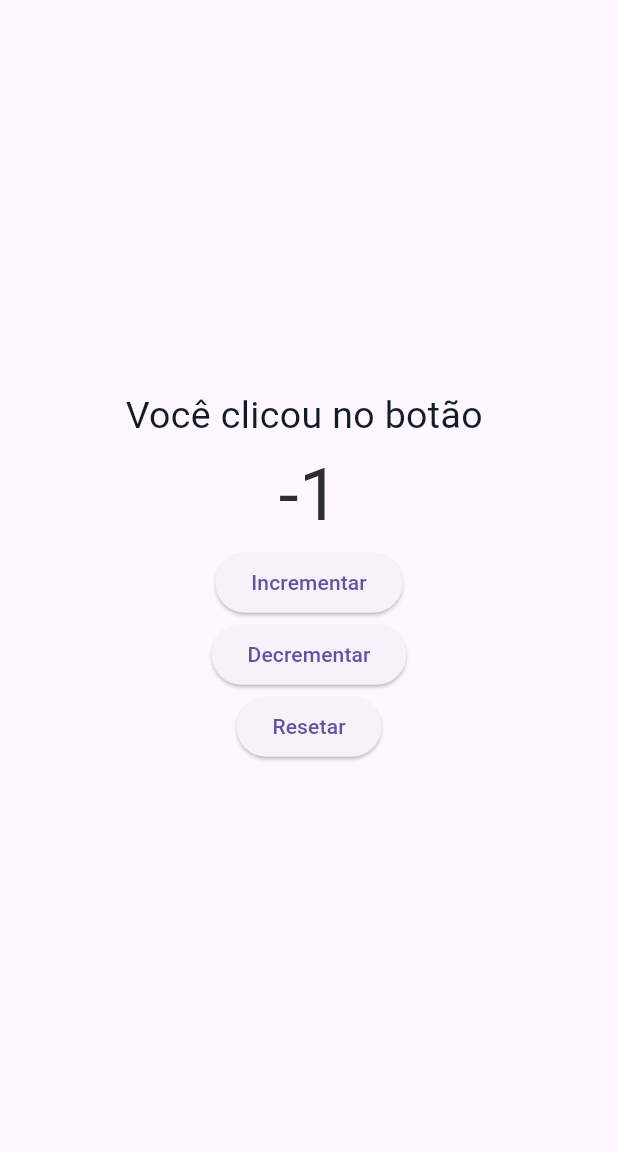
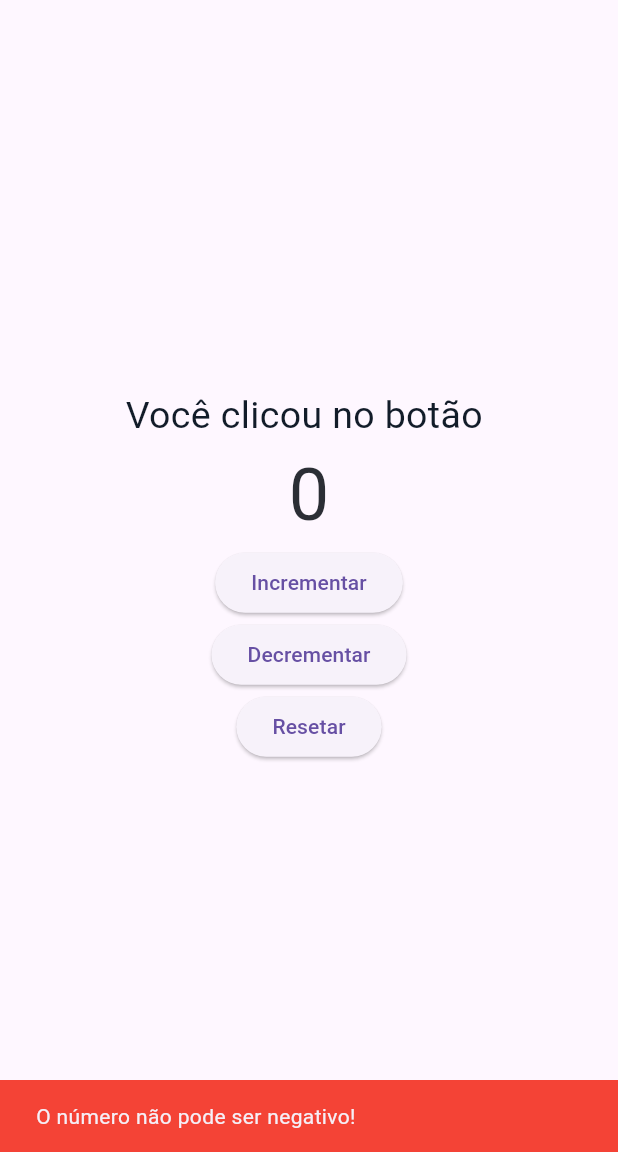
Before and after one commit to McLo1/Counter, a Flutter app: the screen it shows after launch, after a tap on "Decrementar", on a phone screen of 412 x 824 dp, the part 84-1236 px from its top. Run offline on Flutter 3.47's test engine with Material 3 defaults, Android fonts, the phone set to English and light mode, and no system bars.

Commit message:
Feature erro, número negativo

```diff
--- a/lib/main.dart
+++ b/lib/main.dart
@@ -30,17 +30,29 @@ class _ContadorStatePage extends State<ContadorPage> {
     });
   }
 
-  void decrementar() {
-    setState(() {
-      contador--;
-    });
-  }
+  // void decrementar() {}
 
   void reset() {
     setState(() {
       contador = 0;
     });
   }
+
+  void decrementar(BuildContext context) {
+    if (contador <= 0) {
+      ScaffoldMessenger.of(context).showSnackBar(
+        SnackBar(
+          content: Text('O número não pode ser negativo!'),
+          backgroundColor: Colors.red,
+        ),
+      );
+      return;
+    }
+    setState(() {
+      contador--;
+    });
+  }
+
 
   @override
   Widget build(BuildContext context) {
@@ -53,6 +65,8 @@ class _ContadorStatePage extends State<ContadorPage> {
           color: const Color.fromARGB(255, 19, 48, 97),
         ),
       ),
+
+
       body: Center(
         child: Column(
           mainAxisAlignment: MainAxisAlignment.center,
@@ -64,6 +78,8 @@ class _ContadorStatePage extends State<ContadorPage> {
                 color: const Color.fromARGB(255, 18, 28, 41),
               ),
             ),
+
+
             Text(
               "$contador",
               style: TextStyle(
@@ -71,6 +87,8 @@ class _ContadorStatePage extends State<ContadorPage> {
                 color: const Color.fromARGB(255, 43, 46, 53),
               ),
             ),
+
+
             Column(
               mainAxisAlignment: MainAxisAlignment.center,
               children: [
@@ -78,11 +96,15 @@ class _ContadorStatePage extends State<ContadorPage> {
                   onPressed: incrementar,
                   child: Text("Incrementar"),
                 ),
+
+
                 SizedBox(width: 20),
                 ElevatedButton(
-                  onPressed: decrementar,
+                  onPressed: () => decrementar(context),
                   child: Text("Decrementar"),
                 ),
+
+
                 SizedBox(width: 30),
                 ElevatedButton(onPressed: reset, child: Text("Resetar")),
               ],
--- a/pubspec.yaml
+++ b/pubspec.yaml
@@ -30,6 +30,7 @@ environment:
 dependencies:
   flutter:
     sdk: flutter
+  audioplayers: ^5.2.1
 
   # The following adds the Cupertino Icons font to your application.
   # Use with the CupertinoIcons class for iOS style icons.
```
Also changed, not shown: pubspec.lock, 1 other file.
